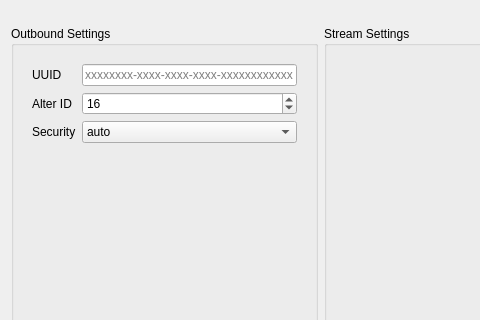
Qt form src/ui/editors/w_OutboundEditor.ui (Qv2ray/Qv2ray) before a commit; both pictures show x 0 to 480 and y 107 to 427 of the 920 by 596 pixel window.
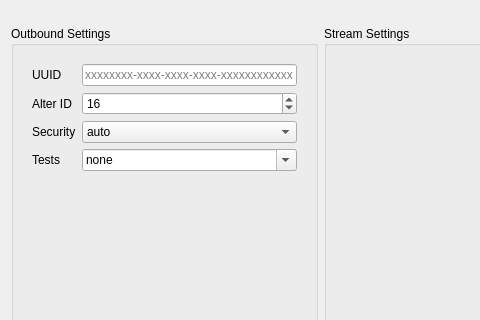
The same form after that commit.

Commit message: fix: added V2ray tests, close #685

Diff of the .ui file:
```diff
--- a/src/ui/editors/w_OutboundEditor.ui
+++ b/src/ui/editors/w_OutboundEditor.ui
@@ -285,6 +285,30 @@
               </item>
              </widget>
             </item>
+            <item row="3" column="0">
+             <widget class="QLabel" name="label">
+              <property name="text">
+               <string>Tests</string>
+              </property>
+             </widget>
+            </item>
+            <item row="3" column="1">
+             <widget class="QComboBox" name="testsEnabledCombo">
+              <property name="editable">
+               <bool>true</bool>
+              </property>
+              <item>
+               <property name="text">
+                <string notr="true">none</string>
+               </property>
+              </item>
+              <item>
+               <property name="text">
+                <string notr="true">VMessAEAD</string>
+               </property>
+              </item>
+             </widget>
+            </item>
            </layout>
           </widget>
           <widget class="QWidget" name="page">
```
The commit also changes 4 other files.
